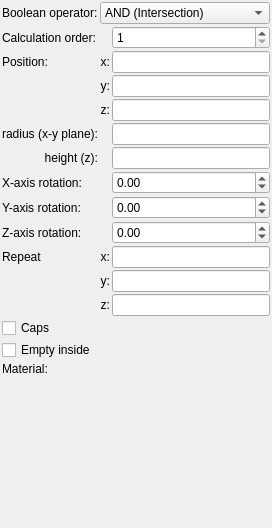
The window that mandelbulber2/formula/ui/primitive_cone.ui (buddhi1980/mandelbulber2) describes before a commit, drawn with Qt 5.
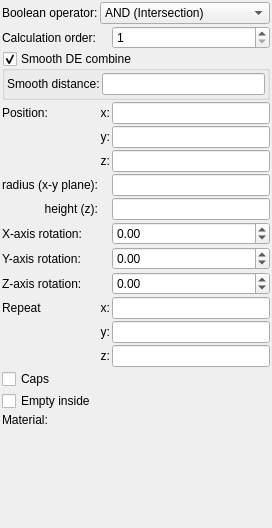
The same window after the commit. Custom widgets are drawn as their Qt base class.

Commit message: Implemented smooth DE combine for primitives in CPU code

What changed in the file:
```diff
--- a/mandelbulber2/formula/ui/primitive_cone.ui
+++ b/mandelbulber2/formula/ui/primitive_cone.ui
@@ -34,108 +34,14 @@
      <property name="spacing">
       <number>2</number>
      </property>
-     <item row="6" column="2">
-      <widget class="MyLineEdit" name="logedit_height">
-       <property name="sizePolicy">
-        <sizepolicy hsizetype="Expanding" vsizetype="Maximum">
-         <horstretch>0</horstretch>
-         <verstretch>0</verstretch>
-        </sizepolicy>
-       </property>
-      </widget>
-     </item>
-     <item row="2" column="0">
-      <widget class="QLabel" name="label_10">
+     <item row="11" column="0">
+      <widget class="QLabel" name="label_2">
        <property name="text">
-        <string>Position:</string>
+        <string>Repeat</string>
        </property>
       </widget>
      </item>
-     <item row="12" column="1">
-      <widget class="QLabel" name="label_repeat_z_2">
-       <property name="text">
-        <string>z:</string>
-       </property>
-       <property name="alignment">
-        <set>Qt::AlignRight|Qt::AlignTrailing|Qt::AlignVCenter</set>
-       </property>
-      </widget>
-     </item>
-     <item row="10" column="1">
-      <widget class="QLabel" name="label_repeat_x_2">
-       <property name="text">
-        <string>x:</string>
-       </property>
-       <property name="alignment">
-        <set>Qt::AlignRight|Qt::AlignTrailing|Qt::AlignVCenter</set>
-       </property>
-      </widget>
-     </item>
-     <item row="11" column="2">
-      <widget class="MyLineEdit" name="vect3_repeat_y">
-       <property name="sizePolicy">
-        <sizepolicy hsizetype="Expanding" vsizetype="Maximum">
-         <horstretch>0</horstretch>
-         <verstretch>0</verstretch>
-        </sizepolicy>
-       </property>
-      </widget>
-     </item>
-     <item row="9" column="0">
-      <widget class="QLabel" name="label_15">
-       <property name="text">
-        <string>Z-axis rotation:</string>
-       </property>
-      </widget>
-     </item>
-     <item row="7" column="0">
-      <widget class="QLabel" name="label_8">
-       <property name="text">
-        <string>X-axis rotation:</string>
-       </property>
-      </widget>
-     </item>
-     <item row="3" column="1">
-      <widget class="QLabel" name="label_12">
-       <property name="text">
-        <string>y:</string>
-       </property>
-       <property name="alignment">
-        <set>Qt::AlignRight|Qt::AlignTrailing|Qt::AlignVCenter</set>
-       </property>
-      </widget>
-     </item>
-     <item row="5" column="2">
-      <widget class="MyLineEdit" name="logedit_radius">
-       <property name="sizePolicy">
-        <sizepolicy hsizetype="Expanding" vsizetype="Maximum">
-         <horstretch>0</horstretch>
-         <verstretch>0</verstretch>
-        </sizepolicy>
-       </property>
-      </widget>
-     </item>
-     <item row="4" column="1">
-      <widget class="QLabel" name="label_13">
-       <property name="text">
-        <string>z:</string>
-       </property>
-       <property name="alignment">
-        <set>Qt::AlignRight|Qt::AlignTrailing|Qt::AlignVCenter</set>
-       </property>
-      </widget>
-     </item>
-     <item row="10" column="2">
-      <widget class="MyLineEdit" name="vect3_repeat_x">
-       <property name="sizePolicy">
-        <sizepolicy hsizetype="Expanding" vsizetype="Maximum">
-         <horstretch>0</horstretch>
-         <verstretch>0</verstretch>
-        </sizepolicy>
-       </property>
-      </widget>
-     </item>
-     <item row="13" column="0" colspan="3">
+     <item row="14" column="0" colspan="3">
       <widget class="MyCheckBox" name="checkBox_caps">
        <property name="sizePolicy">
         <sizepolicy hsizetype="Minimum" vsizetype="Maximum">
@@ -148,27 +54,21 @@
        </property>
       </widget>
      </item>
-     <item row="3" column="2">
-      <widget class="MyLineEdit" name="vect3_position_y">
-       <property name="sizePolicy">
-        <sizepolicy hsizetype="Expanding" vsizetype="Maximum">
-         <horstretch>0</horstretch>
-         <verstretch>0</verstretch>
-        </sizepolicy>
+     <item row="1" column="0">
+      <widget class="QLabel" name="label_21">
+       <property name="text">
+        <string>Calculation order:</string>
        </property>
       </widget>
      </item>
-     <item row="11" column="1">
-      <widget class="QLabel" name="label_repeat_y_2">
+     <item row="10" column="0">
+      <widget class="QLabel" name="label_15">
        <property name="text">
-        <string>y:</string>
+        <string>Z-axis rotation:</string>
        </property>
-       <property name="alignment">
-        <set>Qt::AlignRight|Qt::AlignTrailing|Qt::AlignVCenter</set>
-       </property>
       </widget>
      </item>
-     <item row="14" column="0" colspan="3">
+     <item row="15" column="0" colspan="3">
       <widget class="MyCheckBox" name="checkBox_empty">
        <property name="sizePolicy">
         <sizepolicy hsizetype="Minimum" vsizetype="Maximum">
@@ -181,171 +81,23 @@
        </property>
       </widget>
      </item>
-     <item row="9" column="2">
-      <widget class="MyDoubleSpinBox" name="spinboxd3_rotation_z">
-       <property name="sizePolicy">
-        <sizepolicy hsizetype="Minimum" vsizetype="Maximum">
-         <horstretch>0</horstretch>
-         <verstretch>0</verstretch>
-        </sizepolicy>
-       </property>
-       <property name="prefix">
-        <string/>
-       </property>
-       <property name="suffix">
-        <string/>
-       </property>
-       <property name="decimals">
-        <number>2</number>
-       </property>
-       <property name="minimum">
-        <double>-36000.000000000000000</double>
-       </property>
-       <property name="maximum">
-        <double>36000.000000000000000</double>
-       </property>
-       <property name="singleStep">
-        <double>0.100000000000000</double>
-       </property>
-      </widget>
-     </item>
-     <item row="2" column="1">
-      <widget class="QLabel" name="label_11">
-       <property name="text">
-        <string>x:</string>
-       </property>
-       <property name="alignment">
-        <set>Qt::AlignRight|Qt::AlignTrailing|Qt::AlignVCenter</set>
-       </property>
-      </widget>
-     </item>
-     <item row="8" column="0">
-      <widget class="QLabel" name="label_9">
-       <property name="text">
-        <string>Y-axis rotation:</string>
-       </property>
-      </widget>
-     </item>
-     <item row="8" column="2">
-      <widget class="MyDoubleSpinBox" name="spinboxd3_rotation_y">
-       <property name="sizePolicy">
-        <sizepolicy hsizetype="Minimum" vsizetype="Maximum">
-         <horstretch>0</horstretch>
-         <verstretch>0</verstretch>
-        </sizepolicy>
-       </property>
-       <property name="prefix">
-        <string/>
-       </property>
-       <property name="suffix">
-        <string/>
-       </property>
-       <property name="decimals">
-        <number>2</number>
-       </property>
-       <property name="minimum">
-        <double>-36000.000000000000000</double>
-       </property>
-       <property name="maximum">
-        <double>36000.000000000000000</double>
-       </property>
-       <property name="singleStep">
-        <double>0.100000000000000</double>
-       </property>
-      </widget>
-     </item>
-     <item row="10" column="0">
-      <widget class="QLabel" name="label_2">
-       <property name="text">
-        <string>Repeat</string>
-       </property>
-      </widget>
-     </item>
-     <item row="15" column="0">
+     <item row="16" column="0">
       <widget class="QLabel" name="label_18">
        <property name="text">
         <string>Material:</string>
        </property>
       </widget>
      </item>
-     <item row="15" column="1" colspan="2">
-      <widget class="cMaterialSelector" name="materialselector_material_id" native="true">
-       <property name="sizePolicy">
-        <sizepolicy hsizetype="Preferred" vsizetype="Minimum">
-         <horstretch>0</horstretch>
-         <verstretch>0</verstretch>
-        </sizepolicy>
-       </property>
-      </widget>
-     </item>
-     <item row="12" column="2">
-      <widget class="MyLineEdit" name="vect3_repeat_z">
-       <property name="sizePolicy">
-        <sizepolicy hsizetype="Expanding" vsizetype="Maximum">
-         <horstretch>0</horstretch>
-         <verstretch>0</verstretch>
-        </sizepolicy>
-       </property>
-      </widget>
-     </item>
-     <item row="2" column="2">
-      <widget class="MyLineEdit" name="vect3_position_x">
-       <property name="sizePolicy">
-        <sizepolicy hsizetype="Expanding" vsizetype="Maximum">
-         <horstretch>0</horstretch>
-         <verstretch>0</verstretch>
-        </sizepolicy>
-       </property>
-      </widget>
-     </item>
-     <item row="4" column="2">
-      <widget class="MyLineEdit" name="vect3_position_z">
-       <property name="sizePolicy">
-        <sizepolicy hsizetype="Expanding" vsizetype="Maximum">
-         <horstretch>0</horstretch>
-         <verstretch>0</verstretch>
-        </sizepolicy>
-       </property>
-      </widget>
-     </item>
-     <item row="5" column="0">
-      <widget class="QLabel" name="label_14">
+     <item row="11" column="1">
+      <widget class="QLabel" name="label_repeat_x_2">
        <property name="text">
-        <string>radius (x-y plane):</string>
+        <string>x:</string>
        </property>
        <property name="alignment">
         <set>Qt::AlignRight|Qt::AlignTrailing|Qt::AlignVCenter</set>
        </property>
       </widget>
      </item>
-     <item row="7" column="2">
-      <widget class="MyDoubleSpinBox" name="spinboxd3_rotation_x">
-       <property name="sizePolicy">
-        <sizepolicy hsizetype="Minimum" vsizetype="Maximum">
-         <horstretch>0</horstretch>
-         <verstretch>0</verstretch>
-        </sizepolicy>
-       </property>
-       <property name="prefix">
-        <string/>
-       </property>
-       <property name="suffix">
-        <string/>
-       </property>
-       <property name="decimals">
-        <number>2</number>
-       </property>
-       <property name="minimum">
-        <double>-36000.000000000000000</double>
-       </property>
-       <property name="maximum">
-        <double>36000.000000000000000</double>
-       </property>
-       <property name="singleStep">
-        <double>0.100000000000000</double>
-       </property>
-      </widget>
-     </item>
      <item row="0" column="0">
       <widget class="QLabel" name="label_20">
        <property name="text">
@@ -356,6 +108,91 @@
        </property>
       </widget>
      </item>
+     <item row="3" column="2">
+      <widget class="MyLineEdit" name="vect3_position_x">
+       <property name="sizePolicy">
+        <sizepolicy hsizetype="Expanding" vsizetype="Maximum">
+         <horstretch>0</horstretch>
+         <verstretch>0</verstretch>
+        </sizepolicy>
+       </property>
+      </widget>
+     </item>
+     <item row="8" column="2">
+      <widget class="MyDoubleSpinBox" name="spinboxd3_rotation_x">
+       <property name="sizePolicy">
+        <sizepolicy hsizetype="Minimum" vsizetype="Maximum">
+         <horstretch>0</horstretch>
+         <verstretch>0</verstretch>
+        </sizepolicy>
+       </property>
+       <property name="prefix">
+        <string/>
+       </property>
+       <property name="suffix">
+        <string/>
+       </property>
+       <property name="decimals">
+        <number>2</number>
+       </property>
+       <property name="minimum">
+        <double>-36000.000000000000000</double>
+       </property>
+       <property name="maximum">
+        <double>36000.000000000000000</double>
+       </property>
+       <property name="singleStep">
+        <double>0.100000000000000</double>
+       </property>
+      </widget>
+     </item>
+     <item row="5" column="2">
+      <widget class="MyLineEdit" name="vect3_position_z">
+       <property name="sizePolicy">
+        <sizepolicy hsizetype="Expanding" vsizetype="Maximum">
+         <horstretch>0</horstretch>
+         <verstretch>0</verstretch>
+        </sizepolicy>
+       </property>
+      </widget>
+     </item>
+     <item row="3" column="0">
+      <widget class="QLabel" name="label_10">
+       <property name="text">
+        <string>Position:</string>
+       </property>
+      </widget>
+     </item>
+     <item row="13" column="2">
+      <widget class="MyLineEdit" name="vect3_repeat_z">
+       <property name="sizePolicy">
+        <sizepolicy hsizetype="Expanding" vsizetype="Maximum">
+         <horstretch>0</horstretch>
+         <verstretch>0</verstretch>
+        </sizepolicy>
+       </property>
+      </widget>
+     </item>
+     <item row="4" column="1">
+      <widget class="QLabel" name="label_12">
+       <property name="text">
+        <string>y:</string>
+       </property>
+       <property name="alignment">
+        <set>Qt::AlignRight|Qt::AlignTrailing|Qt::AlignVCenter</set>
+       </property>
+      </widget>
+     </item>
+     <item row="5" column="1">
+      <widget class="QLabel" name="label_13">
+       <property name="text">
+        <string>z:</string>
+       </property>
+       <property name="alignment">
+        <set>Qt::AlignRight|Qt::AlignTrailing|Qt::AlignVCenter</set>
+       </property>
+      </widget>
+     </item>
      <item row="0" column="1" colspan="2">
       <widget class="MyComboBox" name="comboBox_boolean_operator">
        <property name="sizePolicy">
@@ -386,7 +223,7 @@
        </item>
       </widget>
      </item>
-     <item row="6" column="0">
+     <item row="7" column="0">
       <widget class="QLabel" name="label_16">
        <property name="text">
         <string>height (z):</string>
@@ -396,13 +233,71 @@
        </property>
       </widget>
      </item>
-     <item row="1" column="0">
-      <widget class="QLabel" name="label_21">
+     <item row="9" column="2">
+      <widget class="MyDoubleSpinBox" name="spinboxd3_rotation_y">
+       <property name="sizePolicy">
+        <sizepolicy hsizetype="Minimum" vsizetype="Maximum">
+         <horstretch>0</horstretch>
+         <verstretch>0</verstretch>
+        </sizepolicy>
+       </property>
+       <property name="prefix">
+        <string/>
+       </property>
+       <property name="suffix">
+        <string/>
+       </property>
+       <property name="decimals">
+        <number>2</number>
+       </property>
+       <property name="minimum">
+        <double>-36000.000000000000000</double>
+       </property>
+       <property name="maximum">
+        <double>36000.000000000000000</double>
+       </property>
+       <property name="singleStep">
+        <double>0.100000000000000</double>
+       </property>
+      </widget>
+     </item>
+     <item row="6" column="0">
+      <widget class="QLabel" name="label_14">
        <property name="text">
-        <string>Calculation order:</string>
+        <string>radius (x-y plane):</string>
        </property>
-       <property name="wordWrap">
-        <bool>true</bool>
+       <property name="alignment">
+        <set>Qt::AlignRight|Qt::AlignTrailing|Qt::AlignVCenter</set>
+       </property>
+      </widget>
+     </item>
+     <item row="12" column="1">
+      <widget class="QLabel" name="label_repeat_y_2">
+       <property name="text">
+        <string>y:</string>
+       </property>
+       <property name="alignment">
+        <set>Qt::AlignRight|Qt::AlignTrailing|Qt::AlignVCenter</set>
+       </property>
+      </widget>
+     </item>
+     <item row="11" column="2">
+      <widget class="MyLineEdit" name="vect3_repeat_x">
+       <property name="sizePolicy">
+        <sizepolicy hsizetype="Expanding" vsizetype="Maximum">
+         <horstretch>0</horstretch>
+         <verstretch>0</verstretch>
+        </sizepolicy>
+       </property>
+      </widget>
+     </item>
+     <item row="6" column="2">
+      <widget class="MyLineEdit" name="logedit_radius">
+       <property name="sizePolicy">
+        <sizepolicy hsizetype="Expanding" vsizetype="Maximum">
+         <horstretch>0</horstretch>
+         <verstretch>0</verstretch>
+        </sizepolicy>
        </property>
       </widget>
      </item>
@@ -425,6 +320,155 @@
        </property>
       </widget>
      </item>
+     <item row="8" column="0">
+      <widget class="QLabel" name="label_8">
+       <property name="text">
+        <string>X-axis rotation:</string>
+       </property>
+      </widget>
+     </item>
+     <item row="12" column="2">
+      <widget class="MyLineEdit" name="vect3_repeat_y">
+       <property name="sizePolicy">
+        <sizepolicy hsizetype="Expanding" vsizetype="Maximum">
+         <horstretch>0</horstretch>
+         <verstretch>0</verstretch>
+        </sizepolicy>
+       </property>
+      </widget>
+     </item>
+     <item row="16" column="1" colspan="2">
+      <widget class="cMaterialSelector" name="materialselector_material_id" native="true">
+       <property name="sizePolicy">
+        <sizepolicy hsizetype="Preferred" vsizetype="Minimum">
+         <horstretch>0</horstretch>
+         <verstretch>0</verstretch>
+        </sizepolicy>
+       </property>
+      </widget>
+     </item>
+     <item row="9" column="0">
+      <widget class="QLabel" name="label_9">
+       <property name="text">
+        <string>Y-axis rotation:</string>
+       </property>
+      </widget>
+     </item>
+     <item row="10" column="2">
+      <widget class="MyDoubleSpinBox" name="spinboxd3_rotation_z">
+       <property name="sizePolicy">
+        <sizepolicy hsizetype="Minimum" vsizetype="Maximum">
+         <horstretch>0</horstretch>
+         <verstretch>0</verstretch>
+        </sizepolicy>
+       </property>
+       <property name="prefix">
+        <string/>
+       </property>
+       <property name="suffix">
+        <string/>
+       </property>
+       <property name="decimals">
+        <number>2</number>
+       </property>
+       <property name="minimum">
+        <double>-36000.000000000000000</double>
+       </property>
+       <property name="maximum">
+        <double>36000.000000000000000</double>
+       </property>
+       <property name="singleStep">
+        <double>0.100000000000000</double>
+       </property>
+      </widget>
+     </item>
+     <item row="3" column="1">
+      <widget class="QLabel" name="label_11">
+       <property name="text">
+        <string>x:</string>
+       </property>
+       <property name="alignment">
+        <set>Qt::AlignRight|Qt::AlignTrailing|Qt::AlignVCenter</set>
+       </property>
+      </widget>
+     </item>
+     <item row="4" column="2">
+      <widget class="MyLineEdit" name="vect3_position_y">
+       <property name="sizePolicy">
+        <sizepolicy hsizetype="Expanding" vsizetype="Maximum">
+         <horstretch>0</horstretch>
+         <verstretch>0</verstretch>
+        </sizepolicy>
+       </property>
+      </widget>
+     </item>
+     <item row="13" column="1">
+      <widget class="QLabel" name="label_repeat_z_2">
+       <property name="text">
+        <string>z:</string>
+       </property>
+       <property name="alignment">
+        <set>Qt::AlignRight|Qt::AlignTrailing|Qt::AlignVCenter</set>
+       </property>
+      </widget>
+     </item>
+     <item row="7" column="2">
+      <widget class="MyLineEdit" name="logedit_height">
+       <property name="sizePolicy">
+        <sizepolicy hsizetype="Expanding" vsizetype="Maximum">
+         <horstretch>0</horstretch>
+         <verstretch>0</verstretch>
+        </sizepolicy>
+       </property>
+      </widget>
+     </item>
+     <item row="2" column="0" colspan="3">
+      <widget class="MyGroupBox" name="groupCheck_smooth_de_combine_enable">
+       <property name="title">
+        <string>Smooth DE combine</string>
+       </property>
+       <property name="checkable">
+        <bool>true</bool>
+       </property>
+       <layout class="QGridLayout" name="gridLayout_4">
+        <property name="leftMargin">
+         <number>2</number>
+        </property>
+        <property name="topMargin">
+         <number>2</number>
+        </property>
+        <property name="rightMargin">
+         <number>2</number>
+        </property>
+        <property name="bottomMargin">
+         <number>2</number>
+        </property>
+        <property name="spacing">
+         <number>2</number>
+        </property>
+        <item row="0" column="0">
+         <widget class="QLabel" name="label_306">
+          <property name="text">
+           <string>Smooth distance:</string>
+          </property>
+          <property name="wordWrap">
+           <bool>true</bool>
+          </property>
+         </widget>
+        </item>
+        <item row="0" column="1">
+         <widget class="MyLineEdit" name="logedit_smooth_de_combine_distance">
+          <property name="sizePolicy">
+           <sizepolicy hsizetype="Expanding" vsizetype="Maximum">
+            <horstretch>0</horstretch>
+            <verstretch>0</verstretch>
+           </sizepolicy>
+          </property>
+         </widget>
+        </item>
+       </layout>
+      </widget>
+     </item>
     </layout>
    </item>
    <item>
@@ -474,6 +518,12 @@
    <extends>QSpinBox</extends>
    <header>my_spin_box.h</header>
   </customwidget>
+  <customwidget>
+   <class>MyGroupBox</class>
+   <extends>QGroupBox</extends>
+   <header>my_group_box.h</header>
+   <container>1</container>
+  </customwidget>
  </customwidgets>
  <tabstops>
   <tabstop>vect3_position_x</tabstop>
```
Left out of the diff: 3 changed lines with no effect on the pictures. The commit also changes 12 other files.
